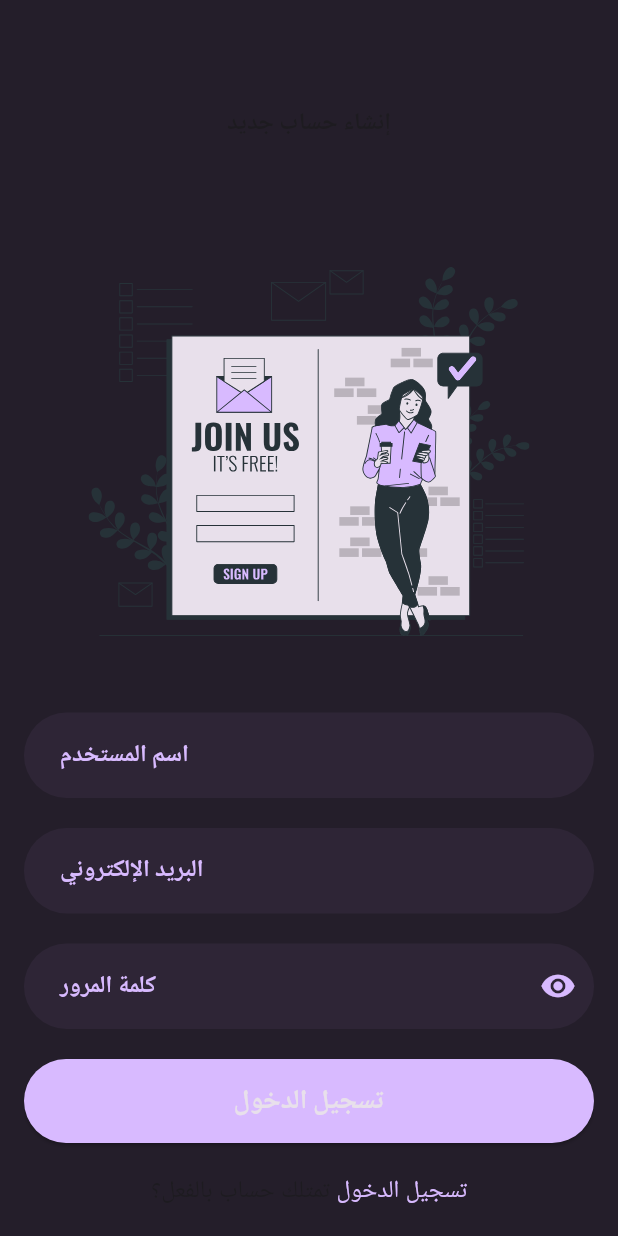
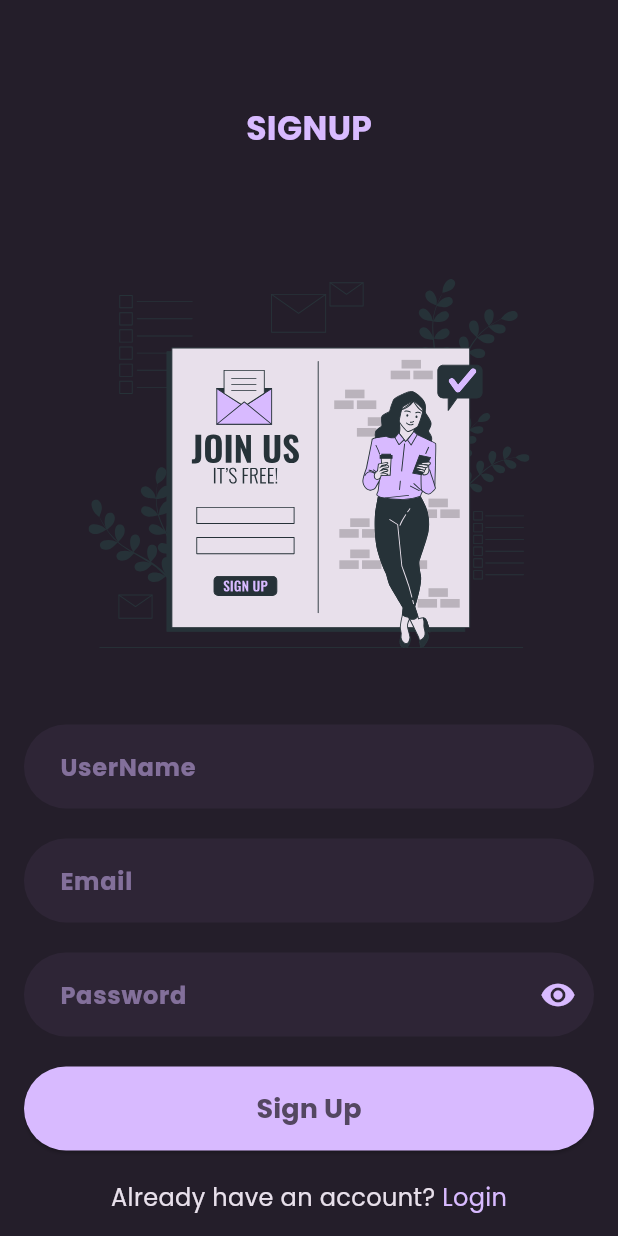
Before and after one commit to HamzaAlwajeeh/Flutter-Lab-2, a Flutter app: the SignUpView screen opened directly, on a phone screen of 412 x 824 dp. Run offline on Flutter 3.47's test engine with Material 3 defaults, Android fonts, the light colour scheme and no system bars; our stand-ins replace audioplayers, delightful_toast, flutter_svg, get_it, sqflite; accounts and stored records are empty.

Commit message:
edit auth ui

```diff
--- a/lib/core/router/on_generate_route.dart
+++ b/lib/core/router/on_generate_route.dart
@@ -4,6 +4,8 @@ import 'package:naghamat/labs/LearningSqlLite/views/test_db.dart';
 import 'package:naghamat/labs/SQL/data/models/contact_model.dart';
 import 'package:naghamat/labs/SQL/presentation/views/edit_contact_view.dart';
 import 'package:naghamat/labs/SQL/presentation/views/sql_home_view.dart';
+import 'package:naghamat/labs/StateManagment/Features/auth/views/login_view.dart';
+import 'package:naghamat/labs/StateManagment/Features/auth/views/sign_up_view.dart';
 import 'package:naghamat/labs/naghamat/views/naghamat_home_view.dart';
 
 Route<dynamic> onGenerateRoute(RouteSettings settings) {
@@ -23,6 +25,10 @@ Route<dynamic> onGenerateRoute(RouteSettings settings) {
       return MaterialPageRoute(
         builder: (context) => EditContactView(contact: contact),
       );
+    case LoginView.routeName:
+      return MaterialPageRoute(builder: (context) => const LoginView());
+    case SignUpView.routeName:
+      return MaterialPageRoute(builder: (context) => const SignUpView());
     default:
       return MaterialPageRoute(builder: (context) => const Scaffold());
   }
--- a/lib/labs/StateManagment/Features/auth/providers/auth_provider.dart
+++ b/lib/labs/StateManagment/Features/auth/providers/auth_provider.dart
@@ -1,15 +1,15 @@
 import 'package:flutter/material.dart';
 
 class AuthProvider extends ChangeNotifier {
-  bool _isLoggedIn = false;
+  bool isLoggedIn = false;
 
   void login() {
-    _isLoggedIn = true;
+    isLoggedIn = true;
     notifyListeners();
   }
 
   void logout() {
-    _isLoggedIn = false;
+    isLoggedIn = false;
     notifyListeners();
   }
 }
--- a/lib/labs/StateManagment/Features/auth/views/widgets/custom_text_form_feild.dart
+++ b/lib/labs/StateManagment/Features/auth/views/widgets/custom_text_form_feild.dart
@@ -74,7 +74,7 @@ class _CustomTextFormFeildState extends State<CustomTextFormFeild> {
         hintStyle: TextStyle(
           fontSize: 16,
           fontWeight: FontWeight.bold,
-          color: AppColors.primary,
+          color: AppColors.primary.withOpacity(0.5),
         ),
         fillColor: AppColors.textFeilsSecondary,
         border: buildBorder(),
--- a/lib/labs/StateManagment/Features/auth/views/widgets/have_an_account.dart
+++ b/lib/labs/StateManagment/Features/auth/views/widgets/have_an_account.dart
@@ -16,7 +16,10 @@ class HaveAnAccount extends StatelessWidget {
     return Row(
       mainAxisAlignment: MainAxisAlignment.center,
       children: [
-        Text('$subText ', style: TextStyle(fontSize: 16)),
+        Text(
+          '$subText ',
+          style: TextStyle(fontSize: 16, color: AppColors.textPrimaryColor),
+        ),
         GestureDetector(
           onTap: onTap,
           child: Text(
--- a/lib/labs/StateManagment/Features/auth/views/widgets/login_view_body.dart
+++ b/lib/labs/StateManagment/Features/auth/views/widgets/login_view_body.dart
@@ -1,5 +1,6 @@
 import 'package:flutter/material.dart';
 import 'package:flutter_svg/svg.dart';
+import 'package:naghamat/core/constants/constants.dart';
 import 'package:naghamat/labs/SQL/presentation/views/widgets/primary_button.dart';
 import 'package:naghamat/labs/StateManagment/Features/auth/views/sign_up_view.dart';
 import 'package:naghamat/labs/StateManagment/Features/auth/views/widgets/custom_text_form_feild.dart';
@@ -26,7 +27,14 @@ class _LoginViewBodyState extends State<LoginViewBody> {
         child: Column(
           children: [
             const SizedBox(height: 70),
-            Text('تسجيل الدخول', style: TextStyle(fontSize: 18)),
+            Text(
+              'LOGIN',
+              style: TextStyle(
+                fontSize: 22,
+                fontWeight: FontWeight.bold,
+                color: AppColors.primary,
+              ),
+            ),
             const SizedBox(height: 70),
             SvgPicture.asset('assets/images/login.svg'),
             Form(
@@ -36,7 +44,7 @@ class _LoginViewBodyState extends State<LoginViewBody> {
                 children: [
                   const SizedBox(height: 50),
                   CustomTextFormFeild(
-                    hintText: 'البريد الإلكتروني',
+                    hintText: 'Email',
                     keyboardType: TextInputType.emailAddress,
                     onChanged: (value) {
                       email = value;
@@ -44,7 +52,7 @@ class _LoginViewBodyState extends State<LoginViewBody> {
                   ),
                   const SizedBox(height: 20),
                   CustomTextFormFeild(
-                    hintText: 'كلمة المرور',
+                    hintText: 'Password',
                     keyboardType: TextInputType.visiblePassword,
                     isPassword: true,
                     onChanged: (value) {
@@ -53,15 +61,15 @@ class _LoginViewBodyState extends State<LoginViewBody> {
                   ),
                   const SizedBox(height: 20),
                   PrimaryButton(
-                    text: 'تسجيل الدخول',
+                    text: 'Login',
                     onPressed: () {
                       onLoginButtonPressed();
                     },
                   ),
                   const SizedBox(height: 20),
                   HaveAnAccount(
-                    subText: 'لا تمتلك حساب؟',
-                    primaryText: 'إنشاء حساب',
+                    subText: 'Don\'t have an account?',
+                    primaryText: 'Sign Up',
                     onTap: () {
                       Navigator.pushReplacementNamed(
                         context,
--- a/lib/labs/StateManagment/Features/auth/views/widgets/primary_button.dart
+++ b/lib/labs/StateManagment/Features/auth/views/widgets/primary_button.dart
@@ -19,7 +19,7 @@ class PrimaryButton extends StatelessWidget {
         text,
         style: TextStyle(
           fontWeight: FontWeight.bold,
-          color: AppColors.textPrimaryColor,
+          color: AppColors.textFeilsPrimary,
           fontSize: 18,
         ),
       ),
--- a/lib/labs/StateManagment/Features/auth/views/widgets/sign_up_view_body.dart
+++ b/lib/labs/StateManagment/Features/auth/views/widgets/sign_up_view_body.dart
@@ -1,5 +1,6 @@
 import 'package:flutter/material.dart';
 import 'package:flutter_svg/svg.dart';
+import 'package:naghamat/core/constants/constants.dart';
 import 'package:naghamat/labs/StateManagment/Features/auth/views/login_view.dart';
 import 'package:naghamat/labs/StateManagment/Features/auth/views/widgets/custom_text_form_feild.dart';
 import 'package:naghamat/labs/StateManagment/Features/auth/views/widgets/have_an_account.dart';
@@ -28,8 +29,12 @@ class _LoginViewBodyState extends State<SignUpViewBody> {
           children: [
             const SizedBox(height: 70),
             Text(
-              'إنشاء حساب جديد',
-              style: TextStyle(fontSize: 16, fontWeight: FontWeight.bold),
+              'SIGNUP',
+              style: TextStyle(
+                fontSize: 22,
+                fontWeight: FontWeight.bold,
+                color: AppColors.primary,
+              ),
             ),
             const SizedBox(height: 70),
             SvgPicture.asset('assets/images/signup.svg'),
@@ -40,7 +45,7 @@ class _LoginViewBodyState extends State<SignUpViewBody> {
                 children: [
                   const SizedBox(height: 50),
                   CustomTextFormFeild(
-                    hintText: 'اسم المستخدم',
+                    hintText: 'UserName',
                     keyboardType: TextInputType.text,
                     onChanged: (value) {
                       userName = value;
@@ -48,7 +53,7 @@ class _LoginViewBodyState extends State<SignUpViewBody> {
                   ),
                   const SizedBox(height: 20),
                   CustomTextFormFeild(
-                    hintText: 'البريد الإلكتروني',
+                    hintText: 'Email',
                     keyboardType: TextInputType.emailAddress,
                     onChanged: (value) {
                       email = value;
@@ -56,7 +61,7 @@ class _LoginViewBodyState extends State<SignUpViewBody> {
                   ),
                   const SizedBox(height: 20),
                   CustomTextFormFeild(
-                    hintText: 'كلمة المرور',
+                    hintText: 'Password',
                     keyboardType: TextInputType.visiblePassword,
                     isPassword: true,
                     onChanged: (value) {
@@ -65,15 +70,15 @@ class _LoginViewBodyState extends State<SignUpViewBody> {
                   ),
                   const SizedBox(height: 20),
                   PrimaryButton(
-                    text: 'تسجيل الدخول',
+                    text: 'Sign Up',
                     onPressed: () {
-                      onLoginButtonPressed();
+                      onSignUpButtonPressed();
                     },
                   ),
                   const SizedBox(height: 20),
                   HaveAnAccount(
-                    subText: 'تمتلك حساب بالفعل؟',
-                    primaryText: 'تسجيل الدخول',
+                    subText: 'Already have an account?',
+                    primaryText: 'Login',
                     onTap: () {
                       Navigator.pushReplacementNamed(
                         context,
@@ -91,7 +96,7 @@ class _LoginViewBodyState extends State<SignUpViewBody> {
     );
   }
 
-  void onLoginButtonPressed() {
+  void onSignUpButtonPressed() {
     if (formKey.currentState!.validate()) {
       formKey.currentState!.save();
       autovalidateMode = AutovalidateMode.disabled;
--- a/lib/main.dart
+++ b/lib/main.dart
@@ -2,7 +2,7 @@ import 'package:flutter/material.dart';
 import 'package:naghamat/core/constants/constants.dart';
 import 'package:naghamat/core/helper/service_loactor.dart';
 import 'package:naghamat/core/router/on_generate_route.dart';
-import 'package:naghamat/labs/SQL/presentation/views/sql_home_view.dart';
+import 'package:naghamat/labs/StateManagment/Features/auth/views/login_view.dart';
 
 void main() {
   WidgetsFlutterBinding.ensureInitialized();
@@ -24,7 +24,7 @@ class MyApp extends StatelessWidget {
       ),
       title: 'Labs',
       onGenerateRoute: onGenerateRoute,
-      initialRoute: SqlHomeView.routeName,
+      initialRoute: LoginView.routeName,
     );
   }
 }
--- a/pubspec.yaml
+++ b/pubspec.yaml
@@ -37,6 +37,7 @@ dependencies:
   flutter_svg: ^2.2.1
   get_it: ^8.2.0
   http: ^1.5.0
+  provider: ^6.1.5+1
   sqflite: ^2.4.2
 
 dev_dependencies:
```
Also changed, not shown: pubspec.lock.
